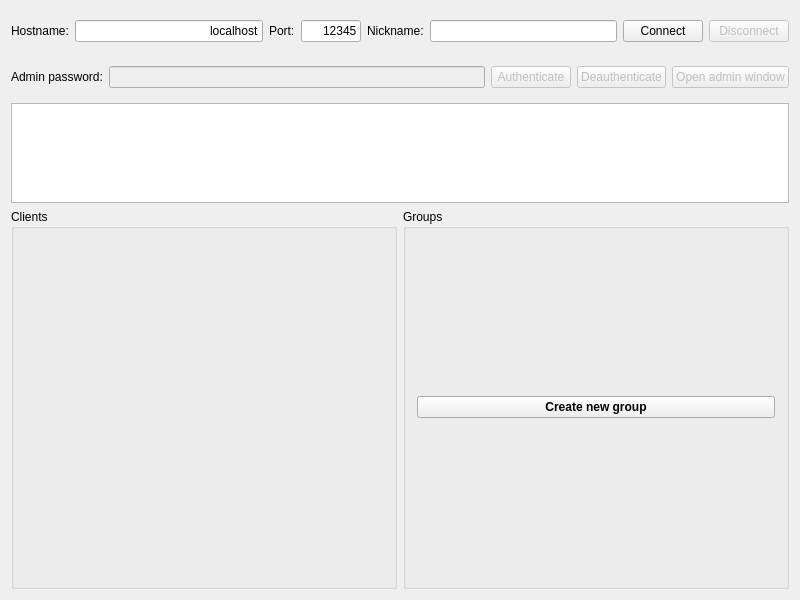
Above: VuzdarChat/application.ui from zdeljkic/vuzdar-chat before the change. Below: the same form after it.
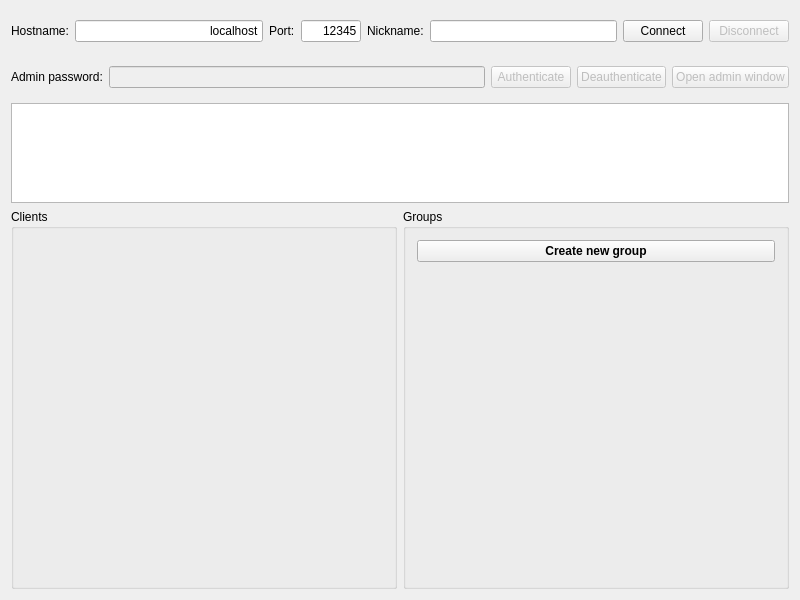
That is the form after the change.

```diff
--- a/VuzdarChat/application.ui
+++ b/VuzdarChat/application.ui
@@ -247,6 +247,19 @@
           </property>
          </widget>
         </item>
+        <item>
+         <spacer name="verticalSpacer">
+          <property name="orientation">
+           <enum>Qt::Vertical</enum>
+          </property>
+          <property name="sizeHint" stdset="0">
+           <size>
+            <width>20</width>
+            <height>40</height>
+           </size>
+          </property>
+         </spacer>
+        </item>
        </layout>
       </widget>
      </item>
```
Left out of the diff: 15 changed lines with no effect on the pictures.
